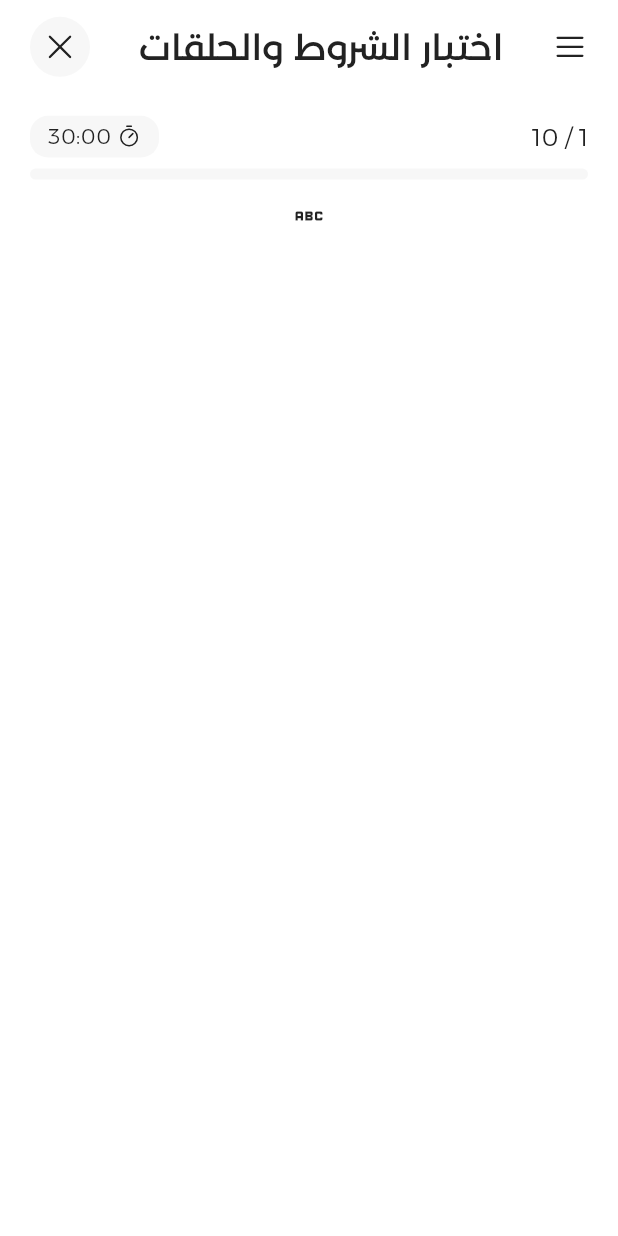
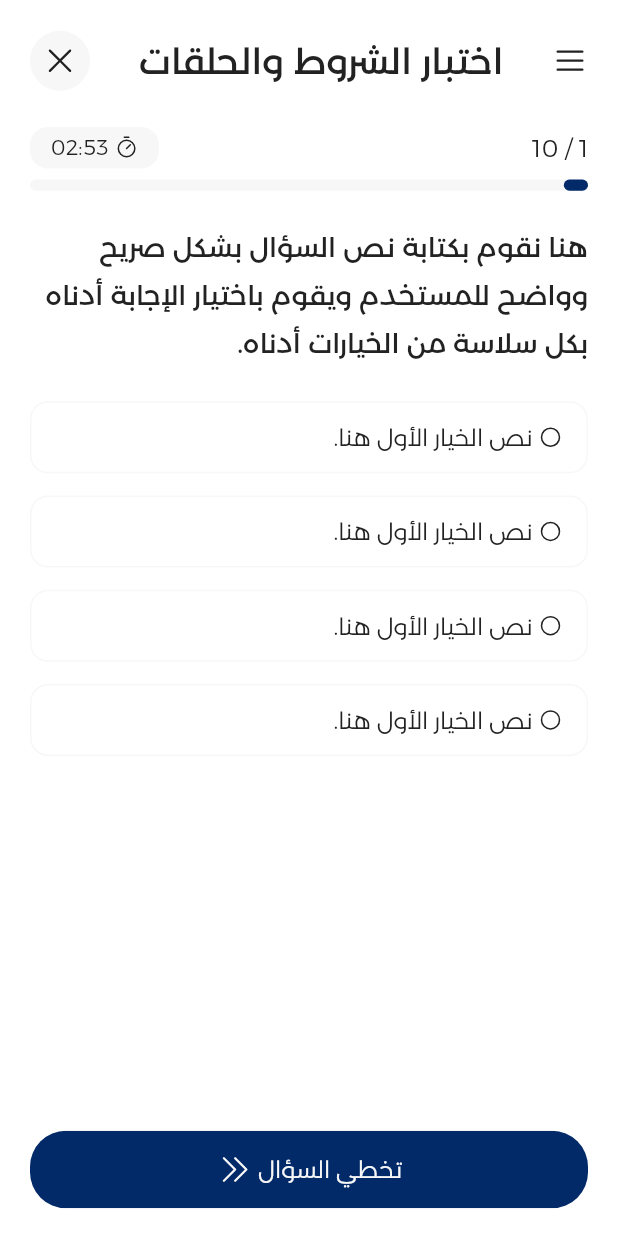
Before and after one commit to HackerhaTeam/student_app, a Flutter app: the screen it shows after launch, on a phone screen of 412 x 824 dp. Run offline on Flutter 3.47's test engine with Material 3 defaults, Android fonts, the phone set to English and light mode, and no system bars; our stand-ins replace flutter_bloc, phosphor_flutter.

Commit message:
create count down timer and options answer

```diff
--- a/lib/core/themes/app_theme.dart
+++ b/lib/core/themes/app_theme.dart
@@ -37,7 +37,7 @@ class AppTheme {
 
   static ThemeData dark = ThemeData(
     brightness: Brightness.dark,
-    scaffoldBackgroundColor: AppColors.grey900,
+    scaffoldBackgroundColor: AppColors.grey1000,
     primaryColor: AppColors.grey50,
     fontFamily: AppTypography.arabicFontFamily,
 
--- a/lib/core/themes/typoGraphy/app_text_styles.dart
+++ b/lib/core/themes/typoGraphy/app_text_styles.dart
@@ -18,6 +18,7 @@ extension CustomTextTheme on TextTheme {
       );
 
   TextStyle get xDisplaySmall => TextStyle(
+
         fontFamily: AppTypography.arabicFontFamily,
         fontSize: AppTypography.fontSize300,
         height: AppTypography.lineHeight500 / AppTypography.fontSize300,
--- /dev/null
+++ b/lib/core/widgets/custom_button.dart
@@ -0,0 +1,79 @@
+import 'package:flutter/material.dart';
+
+class CustomButton extends StatelessWidget {
+  final Widget child;
+  final VoidCallback onPressed;
+  final double? width;
+  final double? height;
+  final Color? color;
+  final Color? borderColor;
+  final double borderRadius;
+  final EdgeInsetsGeometry? padding;
+  final EdgeInsetsGeometry? margin;
+  final BoxShadow? shadow;
+  final bool disabled;
+  final Color? disabledColor;
+  final double? elevation;
+  final Gradient? gradient;
+  final BorderRadius? customBorderRadius;
+
+  const CustomButton({
+    super.key,
+    required this.child,
+    required this.onPressed,
+    this.width,
+    this.height,
+    this.color,
+    this.borderColor,
+    this.borderRadius = 8.0,
+    this.padding,
+    this.margin,
+    this.shadow,
+    this.disabled = false,
+    this.disabledColor,
+    this.elevation,
+    this.gradient,
+    this.customBorderRadius,
+  });
+
+  @override
+  Widget build(BuildContext context) {
+    final buttonColor = color ?? Theme.of(context).primaryColor;
+    final disabledBtnColor = disabledColor ?? Colors.grey[400];
+    final border = borderColor != null
+        ? Border.all(color: borderColor!, width: 1.5)
+        : null;
+
+    return Container(
+      width: width,
+      height: height,
+      margin: margin,
+      decoration: BoxDecoration(
+        boxShadow: shadow != null ? [shadow!] : null,
+        borderRadius: customBorderRadius ?? BorderRadius.circular(borderRadius),
+      ),
+      child: Material(
+        color: Colors.transparent,
+        elevation: elevation ?? 0,
+        borderRadius: customBorderRadius ?? BorderRadius.circular(borderRadius),
+        child: InkWell(
+          onTap: disabled ? null : onPressed,
+          borderRadius:
+              customBorderRadius ?? BorderRadius.circular(borderRadius),
+          child: Ink(
+            decoration: BoxDecoration(
+              color: disabled ? disabledBtnColor : buttonColor,
+              gradient: gradient,
+              border: border,
+              borderRadius:
+                  customBorderRadius ?? BorderRadius.circular(borderRadius),
+            ),
+            child: Center(
+              child: child,
+            ),
+          ),
+        ),
+      ),
+    );
+  }
+}
--- a/lib/features/quiz/presentation/pages/manager/animation_timer_cubit/animation_timer_cubit.dart
+++ b/lib/features/quiz/presentation/pages/manager/animation_timer_cubit/animation_timer_cubit.dart
@@ -15,6 +15,9 @@ class AnimationTimerCubit extends Cubit<double> {
           emit(_animation.value );
         },
       );
+
+
+      startAnimation();
   }
 
   void startAnimation() {
--- /dev/null
+++ b/lib/features/quiz/presentation/pages/manager/count_down_timer_cubit/count_down_timer_cubit.dart
@@ -0,0 +1,32 @@
+import 'dart:async';
+import 'package:flutter_bloc/flutter_bloc.dart';
+
+class CountdownTimerCubit extends Cubit<Duration> {
+  final Duration initialDuration;
+  Timer? _timer;
+  bool isFinished = false;
+
+  CountdownTimerCubit({required this.initialDuration}) : super(initialDuration) {
+    _startCountdown();
+  }
+
+  void _startCountdown() {
+    _timer?.cancel();
+    _timer = Timer.periodic(const Duration(seconds: 1), (timer) {
+      final newDuration = state - const Duration(seconds: 1);
+      if (newDuration.inSeconds <= 0) {
+        isFinished = true;
+        emit(Duration.zero);
+        _timer?.cancel();
+      } else {
+        emit(newDuration);
+      }
+    });
+  }
+
+  @override
+  Future<void> close() {
+    _timer?.cancel();
+    return super.close();
+  }
+}
--- /dev/null
+++ b/lib/features/quiz/presentation/pages/manager/option_cubit.dart/option_cubit.dart
@@ -0,0 +1,19 @@
+import 'package:flutter_bloc/flutter_bloc.dart';
+
+class OptionCubit extends Cubit<int?> {
+  OptionCubit() : super(null);
+
+  int? selectedIndex;
+
+  void selectAnswer({
+    required int index,
+  }) {
+    selectedIndex = index;
+    emit(index);
+  }
+
+  void onQuestionChanged() {
+    selectedIndex = null;
+    emit(null);
+  }
+}
--- a/lib/features/quiz/presentation/pages/quiz_page.dart
+++ b/lib/features/quiz/presentation/pages/quiz_page.dart
@@ -1,6 +1,8 @@
 import 'package:flutter/material.dart';
 import 'package:flutter_bloc/flutter_bloc.dart';
 import 'package:student_hackerha/features/quiz/presentation/pages/manager/animation_timer_cubit/animation_timer_cubit.dart';
+import 'package:student_hackerha/features/quiz/presentation/pages/manager/count_down_timer_cubit/count_down_timer_cubit.dart';
+import 'package:student_hackerha/features/quiz/presentation/pages/manager/option_cubit.dart/option_cubit.dart';
 import 'package:student_hackerha/features/quiz/presentation/pages/widgets/quiz_page_body.dart';
 
 class QuizPage extends StatefulWidget {
@@ -14,9 +16,21 @@ class _QuizPageState extends State<QuizPage>
     with SingleTickerProviderStateMixin {
   @override
   Widget build(BuildContext context) {
-    return BlocProvider(
-      create: (context) =>
-          AnimationTimerCubit(vsync: this, duration: Duration(seconds: 10)),
+    return MultiBlocProvider(
+      providers: [
+        BlocProvider(
+          create: (context) =>
+              AnimationTimerCubit(vsync: this, duration: Duration(minutes: 3)),
+        ),
+          BlocProvider(
+          create: (context) =>
+              OptionCubit()
+        ),
+            BlocProvider(
+          create: (context) =>
+              CountdownTimerCubit(initialDuration: Duration(minutes: 3))
+        )
+      ],
       child: SafeArea(
         child: Scaffold(
           body: QuizPageBody(),
--- /dev/null
+++ b/lib/features/quiz/presentation/pages/widgets/custom_button_quiz_item.dart
@@ -0,0 +1,36 @@
+
+import 'package:flutter/material.dart';
+import 'package:phosphor_flutter/phosphor_flutter.dart';
+import 'package:student_hackerha/core/functions/get_responsive_size.dart';
+import 'package:student_hackerha/core/themes/extentions/app_content.dart';
+import 'package:student_hackerha/core/themes/typoGraphy/app_text_styles.dart';
+
+class CustomButtonQuizItem extends StatelessWidget {
+  const CustomButtonQuizItem({
+    super.key,
+    required this.contentColor,
+  });
+
+  final AppContent contentColor;
+
+  @override
+  Widget build(BuildContext context) {
+    return Row(
+      mainAxisAlignment: MainAxisAlignment.center,
+      children: [
+        Text(
+          'تخطي السؤال',
+          style: Theme.of(context)
+              .textTheme
+              .xLabelLarge
+              .copyWith(color: contentColor.primaryInverted),
+        ),
+        SizedBox(width: 4.w(context),),
+      PhosphorIcon(PhosphorIcons.caretDoubleRight(),
+      color: contentColor.primaryInverted,
+      size: 24.w(context),
+      )
+      ],
+    );
+  }
+}
--- /dev/null
+++ b/lib/features/quiz/presentation/pages/widgets/option_box.dart
@@ -0,0 +1,39 @@
+import 'package:flutter/material.dart';
+import 'package:student_hackerha/core/functions/get_responsive_size.dart';
+import 'package:student_hackerha/core/themes/extentions/app_backgrounds.dart';
+import 'package:student_hackerha/core/themes/extentions/app_borders.dart';
+import 'package:student_hackerha/features/quiz/presentation/pages/widgets/option_box_item.dart';
+
+class OptionBox extends StatelessWidget {
+  const OptionBox({
+    super.key,
+    required this.isSelected,
+  });
+
+  final bool isSelected;
+  @override
+  Widget build(BuildContext context) {
+    final backgroundColor = Theme.of(context).extension<AppBackgrounds>()!;
+    final borderColor = Theme.of(context).extension<AppBorders>()!;
+    return Container(
+      height: 52.h(context),
+      width: double.infinity,
+      decoration: BoxDecoration(
+        color: backgroundColor.onSurfacePrimary,
+          borderRadius: BorderRadius.circular(12.r(context)),
+          border: Border.all(
+              color:
+                  _getBorderColor(isSelected, borderColor, backgroundColor))),
+      child: OptionBoxItem(isSelected: isSelected),
+    );
+  }
+
+  Color _getBorderColor(
+      bool isSelected, AppBorders borderColor, AppBackgrounds backgroundColor) {
+    if (isSelected) {
+      return borderColor.primaryBrand;
+    } else {
+      return backgroundColor.onSurfaceSecondary;
+    }
+  }
+}
--- /dev/null
+++ b/lib/features/quiz/presentation/pages/widgets/option_box_item.dart
@@ -0,0 +1,60 @@
+import 'package:flutter/material.dart';
+import 'package:phosphor_flutter/phosphor_flutter.dart';
+import 'package:student_hackerha/core/functions/get_responsive_size.dart';
+import 'package:student_hackerha/core/themes/extentions/app_backgrounds.dart';
+import 'package:student_hackerha/core/themes/extentions/app_borders.dart';
+import 'package:student_hackerha/core/themes/extentions/app_content.dart';
+import 'package:student_hackerha/core/themes/typoGraphy/app_text_styles.dart';
+import 'package:student_hackerha/core/widgets/custom_icon_button.dart';
+
+class OptionBoxItem extends StatelessWidget {
+  const OptionBoxItem({
+    super.key,
+    required this.isSelected,
+  });
+  final bool isSelected;
+  @override
+  Widget build(BuildContext context) {
+    final contentColor = Theme.of(context).extension<AppContent>()!;
+
+    return Padding(
+      padding: EdgeInsets.only(right: 16.w(context)),
+      child: Row(
+        children: [
+          PhosphorIcon(
+fill: 1,
+            textDirection: TextDirection.ltr,
+            color: _getColor(isSelected,contentColor),
+            _getIcon(isSelected),
+            size: 16.w(context),
+          ),
+          SizedBox(
+            width: 4.w(context),
+          ),
+          Text(
+            'نص الخيار الأول هنا.',
+            style: Theme.of(context).textTheme.xLabelLarge.copyWith(
+              color: _getColor(isSelected, contentColor)
+            ),
+          ),
+        ],
+      ),
+    );
+  }
+
+  IconData _getIcon(bool isSelected) {
+    if (isSelected) {
+      return PhosphorIcons.radioButton(PhosphorIconsStyle.fill);
+    } else {
+      return PhosphorIcons.circle();
+    }
+  }
+
+  Color? _getColor(bool isSelected, AppContent contentColor) {
+    if (isSelected) {
+      return contentColor.brandPrimary;
+    } else {
+      return null;
+    }
+  }
+}
--- /dev/null
+++ b/lib/features/quiz/presentation/pages/widgets/options_list_view.dart
@@ -0,0 +1,32 @@
+import 'package:flutter/material.dart';
+import 'package:flutter_bloc/flutter_bloc.dart';
+import 'package:student_hackerha/core/functions/get_responsive_size.dart';
+import 'package:student_hackerha/features/quiz/presentation/pages/manager/option_cubit.dart/option_cubit.dart';
+import 'package:student_hackerha/features/quiz/presentation/pages/widgets/option_box.dart';
+
+class OptionsListView extends StatelessWidget {
+  const OptionsListView({
+    super.key,
+    required this.selectedAnswerIndex,
+  });
+  final int? selectedAnswerIndex;
+  @override
+  Widget build(BuildContext context) {
+    return ListView.builder(
+      itemCount: 4,
+      itemBuilder: (context, index) {
+        return Padding(
+          padding: EdgeInsets.only(bottom: 16.h(context)),
+          child: GestureDetector(
+            onTap: () {
+              context.read<OptionCubit>().selectAnswer(
+                    index: index,
+                  );
+            },
+            child: OptionBox(isSelected: selectedAnswerIndex == index),
+          ),
+        );
+      },
+    );
+  }
+}
--- /dev/null
+++ b/lib/features/quiz/presentation/pages/widgets/options_list_view_builder.dart
@@ -0,0 +1,20 @@
+import 'package:flutter/material.dart';
+import 'package:flutter_bloc/flutter_bloc.dart';
+import 'package:student_hackerha/features/quiz/presentation/pages/manager/option_cubit.dart/option_cubit.dart';
+import 'package:student_hackerha/features/quiz/presentation/pages/widgets/options_list_view.dart';
+
+class OptionsListViewBuilder extends StatelessWidget {
+  const OptionsListViewBuilder({super.key, l});
+
+  @override
+  Widget build(BuildContext context) {
+    return BlocBuilder<OptionCubit, int?>(
+      builder: (context, selectedAnswerIndex) {
+        return OptionsListView(
+
+          selectedAnswerIndex: selectedAnswerIndex,
+        );
+      },
+    );
+  }
+}
--- /dev/null
+++ b/lib/features/quiz/presentation/pages/widgets/quiz_body_section.dart
@@ -0,0 +1,27 @@
+
+import 'package:flutter/material.dart';
+import 'package:student_hackerha/core/functions/get_responsive_size.dart';
+import 'package:student_hackerha/core/themes/typoGraphy/app_text_styles.dart';
+import 'package:student_hackerha/features/quiz/presentation/pages/widgets/options_list_view.dart';
+import 'package:student_hackerha/features/quiz/presentation/pages/widgets/options_list_view_builder.dart';
+
+class QuizBodySection extends StatelessWidget {
+  const QuizBodySection({super.key});
+
+  @override
+  Widget build(BuildContext context) {
+    return Column(
+      children: [
+        Text(
+          textAlign: TextAlign.right,
+          'هنا نقوم بكتابة نص السؤال بشكل صريح وواضح للمستخدم ويقوم باختيار الإجابة أدناه بكل سلاسة من الخيارات أدناه.',
+          style: Theme.of(context).textTheme.xParagraphXLarge,
+        ),
+        SizedBox(height: 24.h(context)),
+        Expanded(
+          child: OptionsListViewBuilder(),
+        ),
+      ],
+    );
+  }
+}
--- /dev/null
+++ b/lib/features/quiz/presentation/pages/widgets/quiz_buttom_section.dart
@@ -0,0 +1,28 @@
+
+import 'package:flutter/material.dart';
+import 'package:student_hackerha/core/functions/get_responsive_size.dart';
+import 'package:student_hackerha/core/themes/extentions/app_backgrounds.dart';
+import 'package:student_hackerha/core/themes/extentions/app_content.dart';
+import 'package:student_hackerha/core/widgets/custom_button.dart';
+import 'package:student_hackerha/features/quiz/presentation/pages/widgets/custom_button_quiz_item.dart';
+
+class QuizButtomSection extends StatelessWidget {
+  const QuizButtomSection({super.key});
+
+  @override
+  Widget build(BuildContext context) {
+    final backgroundColor = Theme.of(context).extension<AppBackgrounds>()!;
+    final contentColor = Theme.of(context).extension<AppContent>()!;
+    return Column(
+      children: [
+        CustomButton(
+            borderRadius: 24.r(context),
+            height: 56.h(context),
+            width: double.infinity,
+            color: backgroundColor.primaryBrand,
+            onPressed: () {},
+            child: CustomButtonQuizItem(contentColor: contentColor)),
+      ],
+    );
+  }
+}
--- a/lib/features/quiz/presentation/pages/widgets/quiz_page_body.dart
+++ b/lib/features/quiz/presentation/pages/widgets/quiz_page_body.dart
@@ -1,12 +1,18 @@
 import 'package:flutter/material.dart';
 import 'package:flutter_bloc/flutter_bloc.dart';
+import 'package:phosphor_flutter/phosphor_flutter.dart';
 import 'package:student_hackerha/core/functions/get_responsive_size.dart';
+import 'package:student_hackerha/core/themes/extentions/app_backgrounds.dart';
+import 'package:student_hackerha/core/themes/extentions/app_content.dart';
 import 'package:student_hackerha/core/themes/typoGraphy/app_text_styles.dart';
+import 'package:student_hackerha/core/widgets/custom_button.dart';
 import 'package:student_hackerha/features/quiz/presentation/pages/manager/animation_timer_cubit/animation_timer_cubit.dart';
+import 'package:student_hackerha/features/quiz/presentation/pages/widgets/custom_button_quiz_item.dart';
+import 'package:student_hackerha/features/quiz/presentation/pages/widgets/options_list_view.dart';
+import 'package:student_hackerha/features/quiz/presentation/pages/widgets/quiz_body_section.dart';
+import 'package:student_hackerha/features/quiz/presentation/pages/widgets/quiz_buttom_section.dart';
 import 'package:student_hackerha/features/quiz/presentation/pages/widgets/quiz_page_header.dart';
-import 'package:student_hackerha/features/quiz/presentation/pages/widgets/quiz_timer.dart';
-import 'package:student_hackerha/features/quiz/presentation/pages/widgets/timer_line.dart';
-import 'package:student_hackerha/features/quiz/presentation/pages/widgets/timer_line_builder.dart';
+import 'package:student_hackerha/features/quiz/presentation/pages/widgets/quiz_top_section.dart';
 
 class QuizPageBody extends StatelessWidget {
   const QuizPageBody({super.key});
@@ -15,28 +21,20 @@ class QuizPageBody extends StatelessWidget {
   Widget build(BuildContext context) {
     return Padding(
       padding: EdgeInsets.symmetric(
-          horizontal: 20.w(context), vertical: 10.h(context)),
+          horizontal: 20.w(context), vertical: 20.h(context)),
       child: Column(
         children: [
           QuizPageHeader(),
-          SizedBox(height: 24.w(context)),
-          Column(children: [
-            Row(
-              mainAxisAlignment: MainAxisAlignment.spaceBetween,
-              children: [
-                Text('1 / 10', style: Theme.of(context).textTheme.xLabelLarge),
-                QuizTimer()
-              ],
-            ),
-            SizedBox(height: 8.h(context)),
-            TimerLineBuilder(),
-            IconButton(
-                onPressed: () {
-                  BlocProvider.of<AnimationTimerCubit>(context)
-                      .startAnimation();
-                },
-                icon: Icon(Icons.abc))
-          ])
+          SizedBox(height: 24.h(context)),
+          QuizTopSection(),
+          SizedBox(height: 24.h(context)),
+          Expanded(child: QuizBodySection()),
+          QuizButtomSection(),
+          // IconButton(
+          //     onPressed: () {
+          //       BlocProvider.of<AnimationTimerCubit>(context).startAnimation();
+          //     },
+          //     icon: Icon(Icons.abc))
         ],
       ),
     );
--- a/lib/features/quiz/presentation/pages/widgets/quiz_timer.dart
+++ b/lib/features/quiz/presentation/pages/widgets/quiz_timer.dart
@@ -3,20 +3,24 @@ import 'package:flutter/material.dart';
 import 'package:phosphor_flutter/phosphor_flutter.dart';
 import 'package:student_hackerha/core/functions/get_responsive_size.dart';
 import 'package:student_hackerha/core/themes/extentions/app_backgrounds.dart';
+import 'package:student_hackerha/core/themes/extentions/app_content.dart';
 import 'package:student_hackerha/core/themes/typoGraphy/app_text_styles.dart';
 
 class QuizTimer extends StatelessWidget {
   const QuizTimer({
-    super.key,
+    super.key, required this.minutes, required this.seconds,
   });
-
+final String minutes;
+final String seconds;
 
   @override
   Widget build(BuildContext context) {
-        final backgrounds = Theme.of(context).extension<AppBackgrounds>()!;
+        final backgroundColor = Theme.of(context).extension<AppBackgrounds>()!;
+           final contentColor = Theme.of(context).extension<AppContent>()!;
+
     return Container(
       decoration: BoxDecoration(
-          color: backgrounds.onSurfaceSecondary,
+          color: _getBackgrounColor(minutes:int.parse(minutes), backgroundColor: backgroundColor),
           borderRadius: BorderRadius.circular(12.r(context))),
       width: 86.w(context),
       height: 30.h(context),
@@ -25,6 +29,8 @@ class QuizTimer extends StatelessWidget {
           mainAxisAlignment: MainAxisAlignment.center,
           children: [
             PhosphorIcon(
+              textDirection: TextDirection.ltr,
+              color: _getIconColor(minutes: int.parse(minutes),contentColor: contentColor),
               PhosphorIcons.timer(),
               size: 16.w(context),
             ),
@@ -32,7 +38,7 @@ class QuizTimer extends StatelessWidget {
               width: 4.w(context),
             ),
             Text(
-              '30:00',
+              '$minutes:$seconds',
               style: Theme.of(context).textTheme.xLabelMedium,
             ),
           ],
@@ -40,4 +46,25 @@ class QuizTimer extends StatelessWidget {
       ),
     );
   }
+
+Color  _getIconColor({required int minutes,required AppContent contentColor})
+  {
+    if(minutes<2)
+    {
+      return contentColor.negative;
+    }
+    else {
+      return contentColor.primary;
+    }
+  }
+Color _getBackgrounColor({required int minutes,required AppBackgrounds backgroundColor})
+{
+  if(minutes<2)
+    {
+      return backgroundColor.negativeSoft;
+    }
+    else {
+      return backgroundColor.onSurfaceSecondary;
+    }
 }
+}
--- /dev/null
+++ b/lib/features/quiz/presentation/pages/widgets/quiz_timer_builder.dart
@@ -0,0 +1,22 @@
+import 'package:flutter/material.dart';
+import 'package:flutter_bloc/flutter_bloc.dart';
+import 'package:student_hackerha/features/quiz/presentation/pages/manager/count_down_timer_cubit/count_down_timer_cubit.dart';
+import 'package:student_hackerha/features/quiz/presentation/pages/widgets/quiz_timer.dart';
+
+class QuizTimerBuilder extends StatelessWidget {
+  const QuizTimerBuilder({super.key});
+
+  @override
+  Widget build(BuildContext context) {
+    return BlocBuilder<CountdownTimerCubit, Duration>(
+      builder: (context, state) {
+        final minutes =
+            state.inMinutes.remainder(60).toString().padLeft(2, '0');
+        final seconds =
+            state.inSeconds.remainder(60).toString().padLeft(2, '0');
+
+        return QuizTimer(minutes: minutes, seconds: seconds);
+      },
+    );
+  }
+}
--- /dev/null
+++ b/lib/features/quiz/presentation/pages/widgets/quiz_top_section.dart
@@ -0,0 +1,29 @@
+import 'package:flutter/material.dart';
+import 'package:student_hackerha/core/functions/get_responsive_size.dart';
+import 'package:student_hackerha/core/themes/typoGraphy/app_text_styles.dart';
+import 'package:student_hackerha/features/quiz/presentation/pages/widgets/quiz_timer.dart';
+import 'package:student_hackerha/features/quiz/presentation/pages/widgets/quiz_timer_builder.dart';
+import 'package:student_hackerha/features/quiz/presentation/pages/widgets/timer_line_builder.dart';
+
+class QuizTopSection extends StatelessWidget {
+  const QuizTopSection({super.key});
+
+  @override
+  Widget build(BuildContext context) {
+    return Column(
+      children: [
+        Row(
+          mainAxisAlignment: MainAxisAlignment.spaceBetween,
+          children: [
+            Text('1 / 10', style: Theme.of(context).textTheme.xLabelLarge),
+            QuizTimerBuilder()
+
+
+          ],
+        ),
+        SizedBox(height: 8.h(context)),
+        TimerLineBuilder(),
+      ],
+    );
+  }
+}
```
Also changed, not shown: 4 other files.
